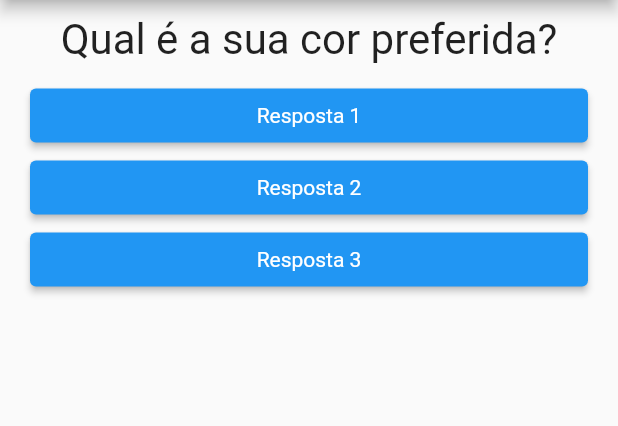
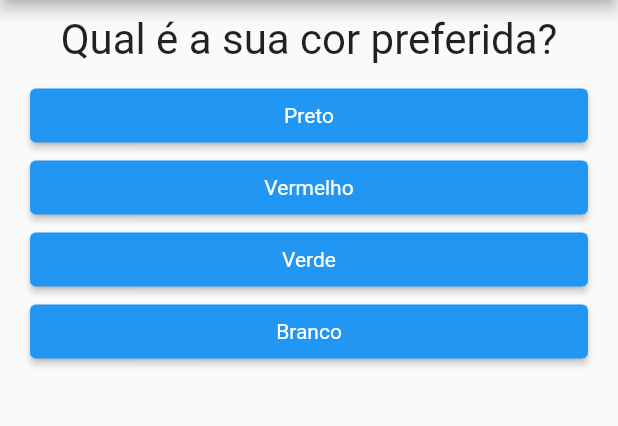
Before and after one commit to davidborelli/projeto_perguntas, a Flutter app: the screen it shows after launch, on a phone screen of 412 x 824 dp, the part 84-510 px from its top. Run offline on Flutter 3.47's test engine with Material 2 defaults, Android fonts, the phone set to English and light mode, and no system bars.

Commit message:
feat: correcting invalid access error

```diff
--- a/lib/main.dart
+++ b/lib/main.dart
@@ -6,17 +6,7 @@ main() => runApp(PerguntaApp());
 
 class _PerguntaAppState extends State<PerguntaApp> {
   var _perguntaSelecionada = 0;
-
-  void _responder() {
-    setState(() {
-      _perguntaSelecionada++;
-    });
-    print(_perguntaSelecionada);
-  }
-
-  @override
-  Widget build(BuildContext context) {
-    final perguntas = [
+  final _perguntas = const [
     {
       'texto': 'Qual é a sua cor preferida?',
       'respostas': ['Preto', 'Vermelho', 'Verde', 'Branco']
@@ -31,19 +21,39 @@ class _PerguntaAppState extends State<PerguntaApp> {
     }
   ];
 
+  void _responder() {
+    if (temPerguntaSelecionada) {
+      setState(() {
+        _perguntaSelecionada++;
+      });
+    }
+  }
+
+  bool get temPerguntaSelecionada {
+    return _perguntaSelecionada < _perguntas.length;
+  }
+
+  @override
+  Widget build(BuildContext context) {
+    List<String> respostas = temPerguntaSelecionada
+        ? _perguntas[_perguntaSelecionada]['respostas']
+        : null;
+
     return MaterialApp(
       home: Scaffold(
         appBar: AppBar(
           title: Text('Perguntas'),
         ),
-        body: Column(
+        body: temPerguntaSelecionada
+            ? Column(
                 children: <Widget>[
-            Questao(perguntas[_perguntaSelecionada]['texto']),
-            Resposta('Resposta 1', _responder),
-            Resposta('Resposta 2', _responder),
-            Resposta('Resposta 3', _responder),
+                  Questao(_perguntas[_perguntaSelecionada]['texto']),
+                  ...respostas
+                      .map((resposta) => Resposta(resposta, _responder))
+                      .toList(),
                 ],
-        ),
+              )
+            : null,
       ),
     );
   }
```
Lines whose indentation alone changed are shown as unchanged.
